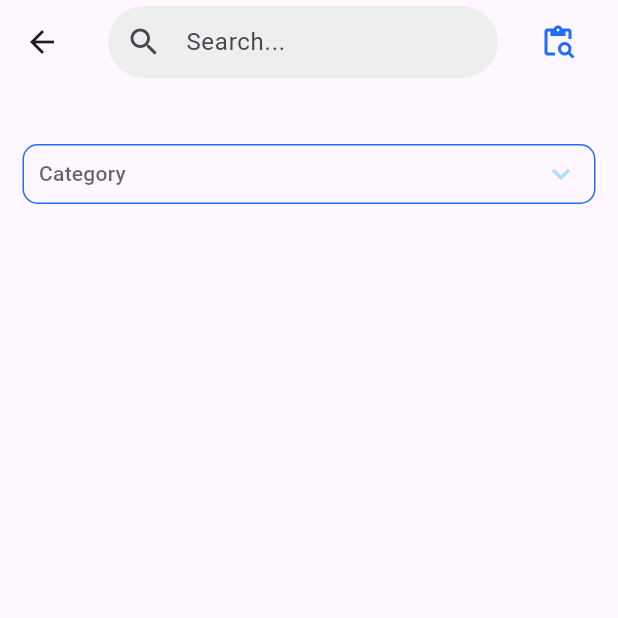
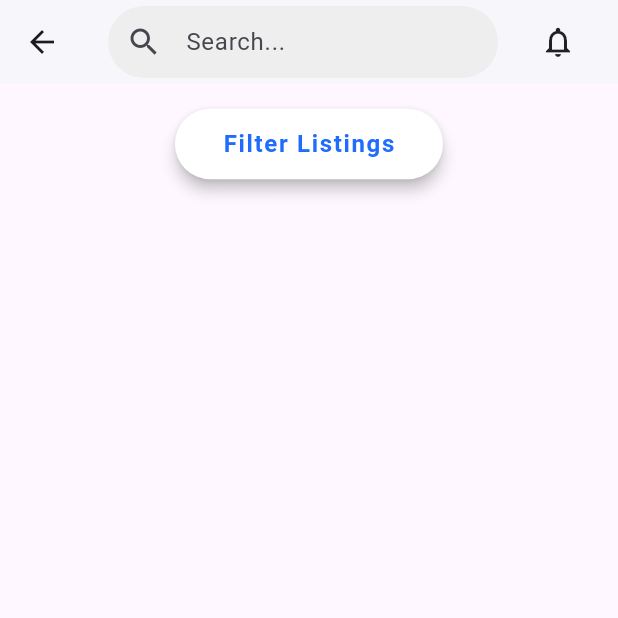
Before and after one commit to MTS-Services/Batteryqk_web-version-App-, a Flutter app: the Listings screen opened directly, on a phone screen of 412 x 824 dp, the top half of it. Run offline on Flutter 3.47's test engine with Material 3 defaults, Android fonts, the phone set to English and light mode, and no system bars; drawn by our look-alikes of dropdown_button2.

Commit message:
add Listings

```diff
--- a/lib/batteryqk.dart
+++ b/lib/batteryqk.dart
@@ -10,8 +10,6 @@ class Batteryqk extends StatelessWidget {
     return MaterialApp(
       home: CustomBottomNavigationBar(),
       debugShowCheckedModeBanner: false,
-
-
     );
   }
 }
--- a/lib/common/widgets/custom_bottom_navigation_bar.dart
+++ b/lib/common/widgets/custom_bottom_navigation_bar.dart
@@ -1,4 +1,5 @@
 import 'package:batteryqk_web_app/features/authentication/views/home_screen.dart';
+import 'package:batteryqk_web_app/features/authentication/views/listings.dart';
 import 'package:batteryqk_web_app/features/authentication/views/menu_screen.dart';
 import 'package:batteryqk_web_app/util/colors.dart';
 import 'package:flutter/material.dart';
@@ -16,7 +17,7 @@ class _CustomBottomNavigationBarState extends State<CustomBottomNavigationBar> {
 
   final List<Widget> _pages = [
     const HomeScreen(),
-    const ColoredBox(color: Colors.yellow),
+    const Listings(),
     const ColoredBox(color: Colors.green),
     const MenuScreen(),
   ];
--- a/lib/features/authentication/views/listings.dart
+++ b/lib/features/authentication/views/listings.dart
@@ -1,3 +1,4 @@
+import 'package:batteryqk_web_app/common/widgets/custom_app_bar.dart';
 import 'package:batteryqk_web_app/common/widgets/custom_dropdown.dart';
 import 'package:batteryqk_web_app/util/colors.dart';
 import 'package:flutter/material.dart';
@@ -10,7 +11,7 @@ class Listings extends StatefulWidget {
 }
 
 class _ListingsState extends State<Listings> {
-  final List<String> categoryList =[
+  final List<String> categoryItem = [
     'Swimming',
     'Football',
     'Basketball',
@@ -20,83 +21,148 @@ class _ListingsState extends State<Listings> {
     'Gymnastics',
     'Other',
   ];
+  final List<String> location = [
+    'New York',
+    'London',
+    'Dubai',
+    'Tokyo',
+    'Berlin',
+    'Toronto',
+    'Paris',
+    'Other',
+  ];
+  final List<String> ageGroup = [
+    'Toddlers (0-5 years)',
+    'Children (6-12 years)',
+    'Teenagers (13-18 years)',
+    'Adults (18+)',
+  ];
+  final List<String> rating = [
+    '1 Star',
+    '2 Stars',
+    '3 Stars',
+    '4 Stars',
+    '5 Stars',
+  ];
+  final List<String> price = [
+    'Free',
+    'Paid',
+    'Subscription'
+  ];
+
+  bool _isDropdownVisible = false;
+
+  void _toggleDropdown() {
+    setState(() {
+      _isDropdownVisible = !_isDropdownVisible;
+    });
+  }
+
+  void _resetFilters() {
+    // Reset logic can be improved depending on your use case
+    setState(() {
+      _isDropdownVisible = false;
+    });
+  }
+
   @override
   Widget build(BuildContext context) {
     return Scaffold(
-      appBar: AppBar(
-        title: Row(
+      appBar: const PreferredSize(
+        preferredSize: Size.fromHeight(kToolbarHeight),
+        child: CustomAppBar(),
+      ),
+      body: SingleChildScrollView(
+        padding: const EdgeInsets.all(16),
+        child: Column(
           children: [
-            Expanded(
-              child: TextField(
-                decoration: InputDecoration(
-                  hintText: 'Search...',
-                  prefixIcon: const Icon(Icons.search),
-                  contentPadding: const EdgeInsets.symmetric(vertical: 0),
-                  filled: true,
-                  fillColor: Colors.grey.shade200,
-                  border: OutlineInputBorder(
-                    borderRadius: BorderRadius.circular(30),
-                    borderSide: BorderSide.none,
+            // Toggle Dropdowns
+            Center(
+              child: ElevatedButton(
+                onPressed: _toggleDropdown,
+                style: ElevatedButton.styleFrom(
+                  backgroundColor: Colors.white,
+                  padding: const EdgeInsets.symmetric(
+                    horizontal: 32,
+                    vertical: 12,
+                  ),
+                  shape: RoundedRectangleBorder(
+                    borderRadius: BorderRadius.circular(25),
+                  ),
+                  elevation: 4,
+                ),
+                child: const Text(
+                  'Filter Listings',
+                  style: TextStyle(
+                    fontSize: 16,
+                    fontWeight: FontWeight.bold,
+                    letterSpacing: 1.1,
+                    color: AppColor.appGreenColor,
                   ),
                 ),
               ),
             ),
-            const SizedBox(width: 16),
-            IconButton(
-              icon: const Icon(Icons.content_paste_search_outlined, color: AppColor.appGreenColor),
+
+            const SizedBox(height: 20),
+
+            // Dropdowns
+            if (_isDropdownVisible)
+              Column(
+                children: [
+                  CustomDropdownButton(
+                    itemList: categoryItem,
+                    listType: 'Category',
+                  ),
+                  CustomDropdownButton(
+                    itemList: location,
+                    listType: 'All Location',
+                  ),
+                  CustomDropdownButton(
+                    itemList: ageGroup,
+                    listType: 'Age Group',
+                  ),
+                  CustomDropdownButton(itemList: rating, listType: 'Rating'),
+                  CustomDropdownButton(itemList: price, listType: 'Price'),
+                  const SizedBox(height: 16),
+                  Row(
+                    mainAxisAlignment: MainAxisAlignment.spaceEvenly,
+                    children: [
+                      ElevatedButton.icon(
                         onPressed: () {
-                showModalBottomSheet(
-                  context: context,
-                  shape: const RoundedRectangleBorder(
-                    borderRadius: BorderRadius.vertical(top: Radius.circular(20)),
+                          // Add your filter logic here
+                        },
+                        icon: const Icon(Icons.filter_list),
+                        label: const Text(
+                          'Apply Filters',
+                          style: TextStyle(color: AppColor.appGreenColor),
                         ),
-                  isScrollControlled: true,
-                  builder: (context) {
-                    return Padding(
-                      padding: const EdgeInsets.all(16.0),
-                      child: Column(
-                        mainAxisSize: MainAxisSize.min,
-                        children: [
-                          Container(height: 4, width: 40, color: Colors.grey[300]),
-                          const SizedBox(height: 16),
-                          const Text('Filter', style: TextStyle(fontSize: 18, fontWeight: FontWeight.bold)),
-                          const SizedBox(height: 16),
-                          const SizedBox(height: 16),
-                          Padding(
-                            padding: const EdgeInsets.all(15),
-                            child: Column(
-                              children: [
-                                CustomDropdownButton(countyList: categoryList,listType: 'Category',),
-                                CustomDropdownButton(countyList: categoryList,listType: 'Category',),
-                                CustomDropdownButton(countyList: categoryList,listType: 'Category',),
-                                CustomDropdownButton(countyList: categoryList,listType: 'Category',),
-                                SizedBox(height: 50,)
-                              ],
+                        style: ElevatedButton.styleFrom(
+                          backgroundColor: Colors.white,
+                          padding: const EdgeInsets.symmetric(
+                            horizontal: 24,
+                            vertical: 8,
                           ),
                         ),
-                          ElevatedButton(
-                            onPressed: () {
-                              // Do something with the input
-                              Navigator.pop(context);
-                            },
-                            child: const Text('Search'),
                       ),
-                          const SizedBox(height: 16),
-                        ],
+                      ElevatedButton.icon(
+                        onPressed: _resetFilters,
+                        icon: const Icon(Icons.refresh),
+                        label: const Text(
+                          'Reset',
+                          style: TextStyle(color: AppColor.appGreenColor),
                         ),
-                    );
-                  },
-                );
-              },
+                        style: ElevatedButton.styleFrom(
+                          backgroundColor: Colors.white,
+                          padding: const EdgeInsets.symmetric(
+                            horizontal: 24,
+                            vertical: 8,
+                          ),
+                        ),
                       ),
                     ],
                   ),
+                ],
               ),
-      body: Padding(
-        padding: const EdgeInsets.all(15),
-        child: Column(
-          children: [
-            CustomDropdownButton(countyList: categoryList,listType: 'Category',),
           ],
         ),
       ),
```
Also changed, not shown: lib/common/widgets/custom_dropdown.dart (+66 -20 lines). Lines whose indentation alone changed are shown as unchanged.
